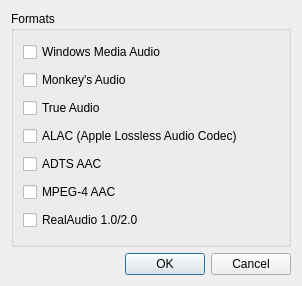
The window that src/plugins/Input/ffmpeg/settingsdialog.ui (ksv1986/qmmp-staging) describes before a commit, drawn with Qt 5.
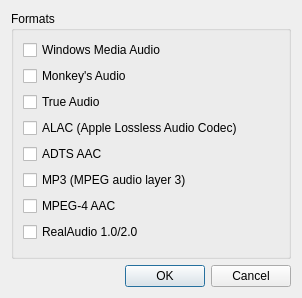
The same window after the commit.

What changed in the file:
```diff
--- a/src/plugins/Input/ffmpeg/settingsdialog.ui
+++ b/src/plugins/Input/ffmpeg/settingsdialog.ui
@@ -6,7 +6,7 @@
     <x>0</x>
     <y>0</y>
     <width>302</width>
-    <height>286</height>
+    <height>298</height>
    </rect>
   </property>
   <property name="windowTitle" >
@@ -80,6 +80,13 @@
         </property>
        </widget>
       </item>
+      <item>
+       <widget class="QCheckBox" name="mp3CheckBox" >
+        <property name="text" >
+         <string>MP3 (MPEG audio layer 3)</string>
+        </property>
+       </widget>
+      </item>
       <item>
        <widget class="QCheckBox" name="mp4CheckBox" >
         <property name="text" >
```
